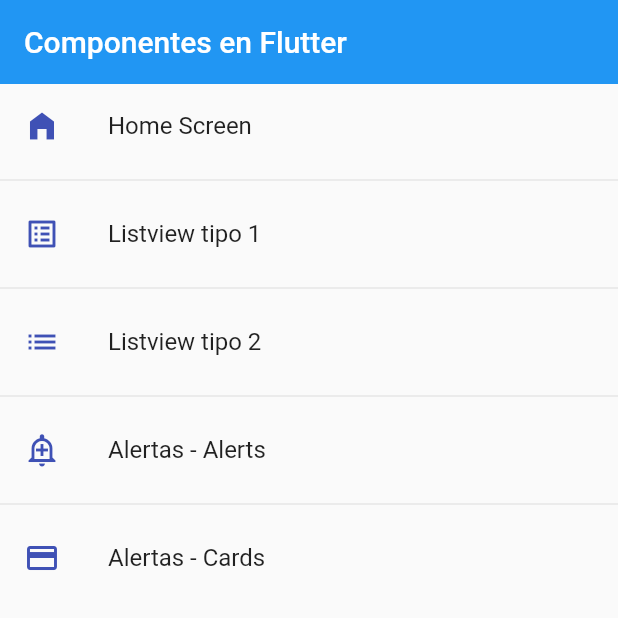
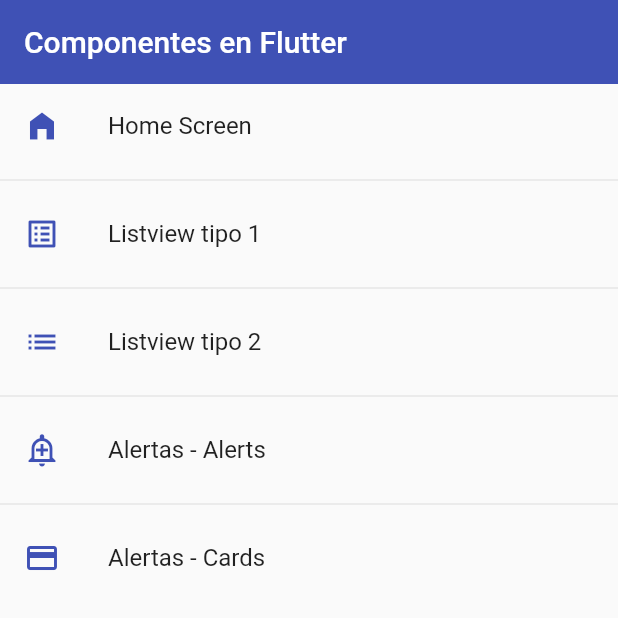
Before and after one commit to Cesluc/Flutter-Projects, a Flutter app: the screen it shows after launch, on a phone screen of 412 x 824 dp, the top half of it. Run offline on Flutter 3.47's test engine with Material 2 defaults, Android fonts, the phone set to English and light mode, and no system bars.

Commit message:
Viendo como funciona tema global para la aplicacion

```diff
--- a/fl_components/lib/main.dart
+++ b/fl_components/lib/main.dart
@@ -14,7 +14,17 @@ class MyApp extends StatelessWidget {
       // home: const CardScreen(),
       initialRoute: AppRoutes.initialRoute,
       routes:AppRoutes.getAppRoutes(),
-      onGenerateRoute:AppRoutes.onGenerateRoute
+      onGenerateRoute:AppRoutes.onGenerateRoute,
+      theme: ThemeData.light().copyWith(
+        // Color primario
+        primaryColor: Colors.indigo,
+
+        //Appbar Theme
+        appBarTheme: const AppBarTheme(
+          color: Colors.indigo,
+          elevation: 0
+        ),
+      ),
     );
   }
 }
--- a/fl_components/lib/screens/home_screen.dart
+++ b/fl_components/lib/screens/home_screen.dart
@@ -13,7 +13,6 @@ class HomeScreen extends StatelessWidget {
     return  Scaffold(
       appBar: AppBar(
         title: const Text('Componentes en Flutter'),
-        elevation: 0,
       ),
       body: ListView.separated(
         itemBuilder: (context, index) => ListTile(
--- a/fl_components/lib/screens/listview2_screen.dart
+++ b/fl_components/lib/screens/listview2_screen.dart
@@ -11,8 +11,6 @@ class Listview2Screen extends StatelessWidget {
     return  Scaffold(
       appBar: AppBar(
         title: const Text("Listview Tipo 2"),
-        elevation: 0,
-        backgroundColor: Colors.indigo,
       ),
       body: ListView.separated(
         itemCount: options.length,
```
